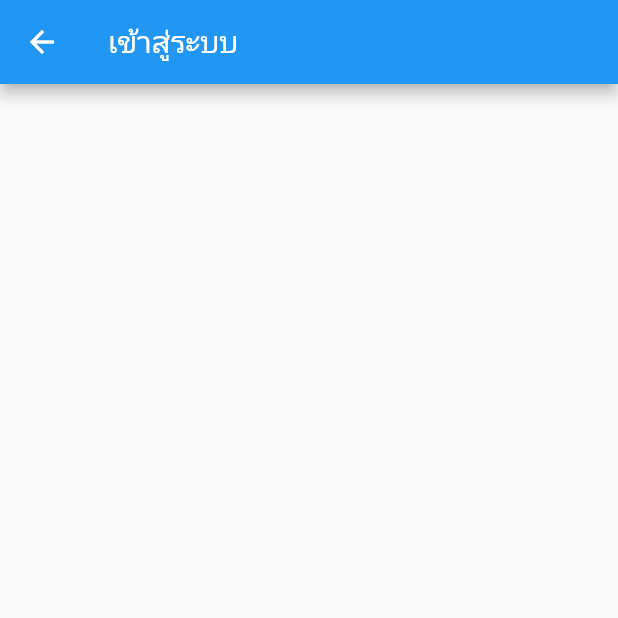
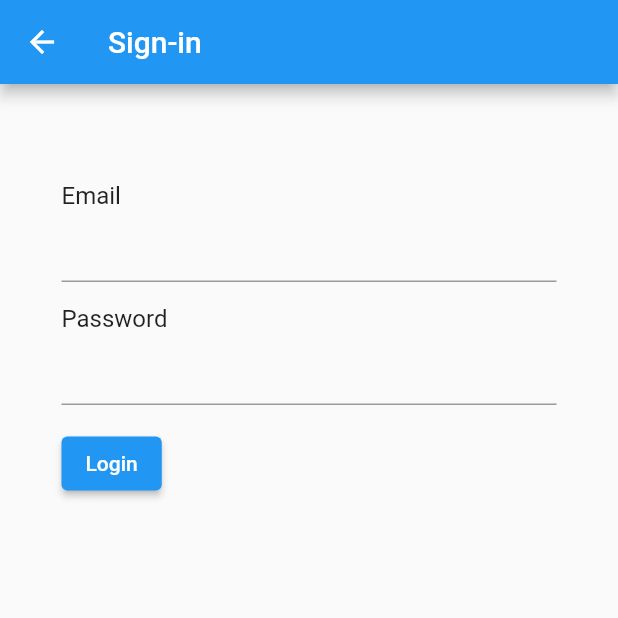
Before and after one commit to Yukonthornchu/untitled, a Flutter app: the Login screen opened directly, on a phone screen of 412 x 824 dp, the top half of it. Run offline on Flutter 3.47's test engine with Material 2 defaults, Android fonts, the phone set to English and light mode, and no system bars; our stand-ins replace firebase_core, form_field_validator; missing offline and left inert: dart:html, firebase_core_web; accounts and stored records are empty.

Commit message:
BitFriend Login/Register not done

```diff
--- a/lib/screen/home.dart
+++ b/lib/screen/home.dart
@@ -2,6 +2,7 @@ import 'package:flutter/cupertino.dart';
 import 'package:flutter/material.dart';
 import 'package:untitled/screen/login.dart';
 import 'package:untitled/screen/register.dart';
+
 
 
 class HomeScreen extends StatelessWidget {
--- a/lib/screen/login.dart
+++ b/lib/screen/login.dart
@@ -1,4 +1,7 @@
+import 'package:firebase_core/firebase_core.dart';
 import 'package:flutter/material.dart';
+import 'package:form_field_validator/form_field_validator.dart';
+import 'package:untitled/model/profile.dart';
 
 class Login extends StatefulWidget {
   const Login({Key? key}) : super(key: key);
@@ -8,10 +11,127 @@ class Login extends StatefulWidget {
 }
 
 class _LoginState extends State<Login> {
+  final formKey = GlobalKey<FormState>();
+  final TextEditingController _pass = TextEditingController();
+  final TextEditingController _confirmPass = TextEditingController();
+  Profile profile = Profile(Email: '', Password: '');
+  final Future<FirebaseApp> firebase = Firebase.initializeApp();
+
   @override
   Widget build(BuildContext context) {
+    // return FutureBuilder(
+    //     future: firebase,
+    //     builder: (context, snapshot) {
+    //       if (snapshot.hasError) {
+    //         return Scaffold(
+    //           appBar: AppBar(
+    //             title: Text("Error"),
+    //           ),
+    //           body: Center(
+    //             child: Text("${snapshot.error}"),
+    //           ),
+    //         );
+    //       }
+    //       if (snapshot.connectionState == ConnectionState.done) {
     return Scaffold(
-      appBar: AppBar(title: Text("เข้าสู่ระบบ"),),
+      appBar: AppBar(
+        title: Text("Sign-in"),
+      ),
+      body: Container(
+        child: Padding(
+          padding: const EdgeInsets.all(15.0),
+          child: Form(
+            key: formKey,
+            child: SingleChildScrollView(
+              child: Center(
+                child: Container(
+                  child: Column(
+                    crossAxisAlignment: CrossAxisAlignment.start,
+                    children: [
+                      SizedBox(
+                        height: 50,
+                      ),
+                      Text(
+                        "Email",
+                        style: TextStyle(fontSize: 16),
+                      ),
+                      SizedBox(
+                        width: 330,
+                        child: TextFormField(
+                          validator: MultiValidator([
+                            EmailValidator(errorText: "Invalid email format"),
+                            RequiredValidator(
+                                errorText: "Email is required"),
+                            MinLengthValidator(6,
+                                errorText:
+                                "Email must be at least 6 digits long")
+                          ]),
+                          onSaved: (Email) {
+                            profile.Email = Email!;
+                          },
+                        ),
+                      ),
+                      SizedBox(
+                        height: 15,
+                      ),
+                      Text(
+                        "Password",
+                        style: TextStyle(fontSize: 16),
+                      ),
+                      SizedBox(
+                        width: 330,
+                        child: TextFormField(
+                          controller: _pass,
+                          obscureText: true,
+                          validator: MultiValidator([
+                            RequiredValidator(
+                                errorText: "Password is required"),
+                            MinLengthValidator(8,
+                                errorText:
+                                "Password must be at least 8 digits long"),
+                            PatternValidator(
+                                r'(?=.*?[0-9].*?[#?!@$%^&*-])',
+                                errorText:
+                                'Password require at least one number and special characters.'),
+                          ]),
+                          onSaved: (Password) {
+                            profile.Password = Password!;
+                          },
+                        ),
+                      ),
+
+                      SizedBox(
+                        height: 15,
+                      ),
+                      SizedBox(
+                        child: ElevatedButton(
+                          child: Text("Login"),
+                          onPressed: () {
+                            if (formKey.currentState!.validate()) {
+                              formKey.currentState!.save();
+                              formKey.currentState!.reset();
+                              print(
+                                  "Email = ${profile.Email} Password = ${profile.Password}");
+                            }
+                          },
+                        ),
+                      ),
+                    ],
+                  ),
+                ),
+              ),
+            ),
+          ),
+        ),
+      ),
     );
   }
+
+//        return Scaffold(
+//          body: Center(
+//            child: CircularProgressIndicator(),
+//          ),
+//        );
+//      });
+// }
 }
--- a/pubspec.yaml
+++ b/pubspec.yaml
@@ -40,6 +40,7 @@ dependencies:
   firebase_core_web: ^1.5.4
   cloud_firestore: ^3.1.7
   http: ^0.13.4
+  firebase: ^9.0.2
 
 dev_dependencies:
   flutter_test:
@@ -51,6 +52,7 @@ dev_dependencies:
   # package. See that file for information about deactivating specific lint
   # rules and activating additional ones.
   flutter_lints: ^1.0.0
+
 
 # For information on the generic Dart part of this file, see the
 # following page: https://dart.dev/tools/pub/pubspec
```
Also changed, not shown: lib/api_provider.dart (added, +11 -0 lines), lib/main.dart (+8 -6 lines), lib/screen/favorite.dart (added, +20 -0 lines), lib/screen/history.dart (added, +20 -0 lines), lib/screen/mainPage.dart (added, +99 -0 lines), lib/screen/market.dart (added, +24 -0 lines), lib/screen/notification.dart (added, +20 -0 lines), lib/screen/profile.dart (added, +20 -0 lines), lib/screen/register.dart (+25 -23 lines), pubspec.lock, 1 other file.
